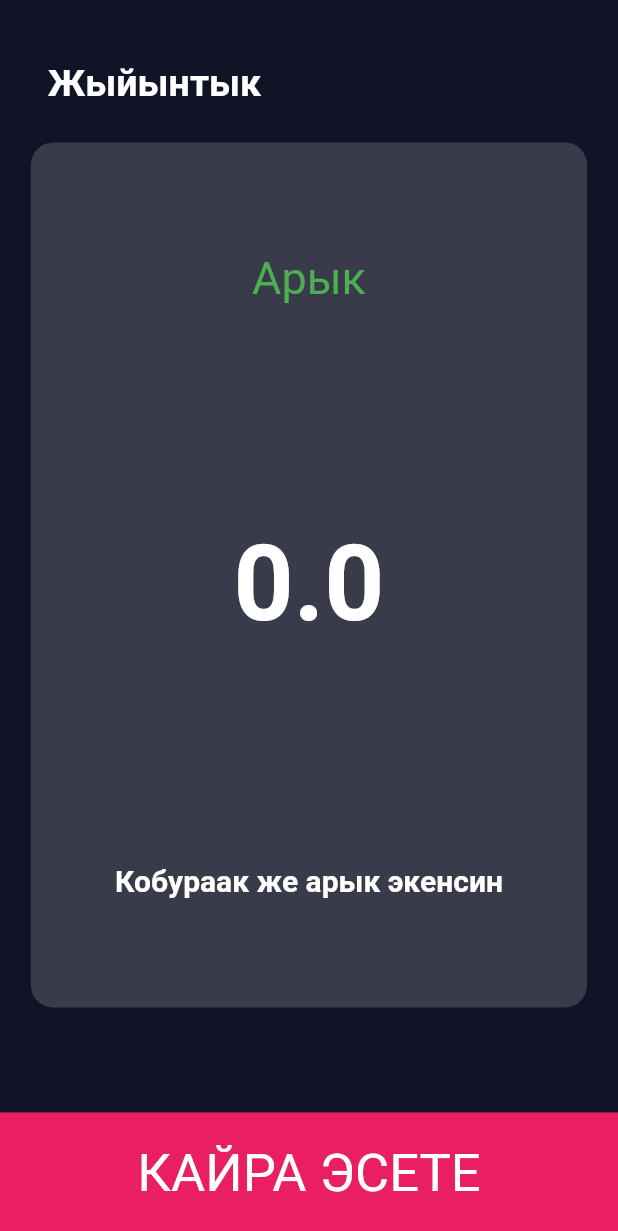
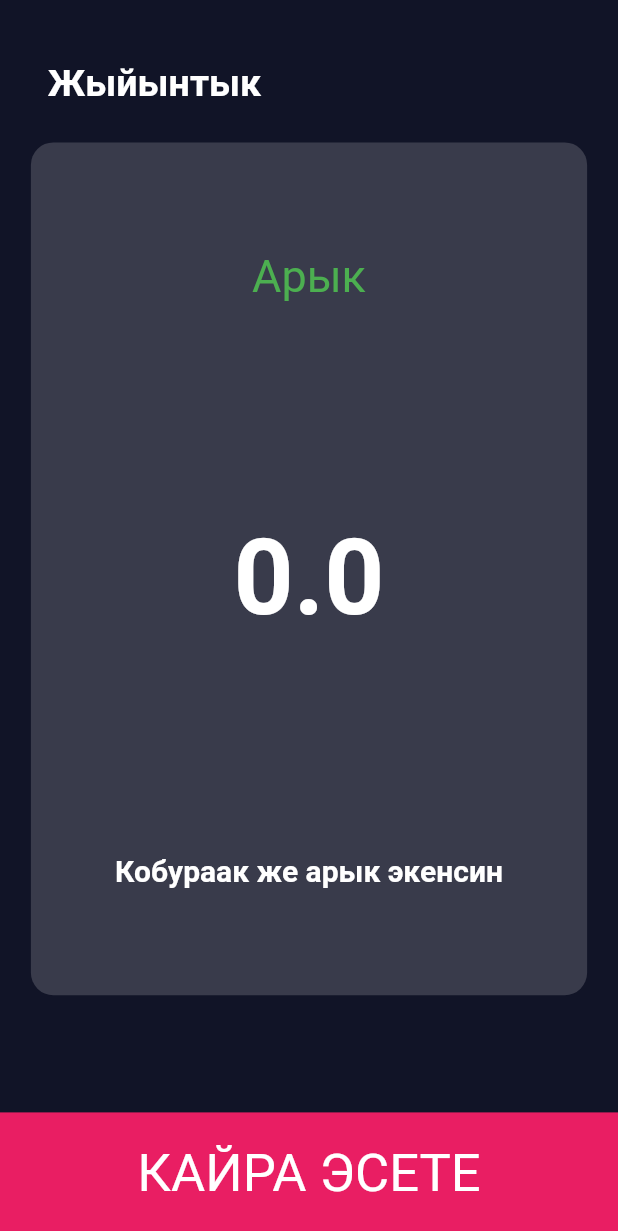
Before and after one commit to JanibekJali/Kurs-7---BMI, a Flutter app: the SecondScreen screen opened directly with empty values, on a phone screen of 412 x 824 dp. Shown: the top 1231 px of the screen. Run offline on Flutter 3.47's test engine with Material 2 defaults, Android fonts, the phone set to English and light mode, and no system bars; our stand-ins replace font_awesome_flutter.

Commit message:
result  page is sized

```diff
--- a/lib/pages/result_page.dart
+++ b/lib/pages/result_page.dart
@@ -28,7 +28,7 @@ class SecondScreen extends StatelessWidget {
                 padding:
                     EdgeInsets.symmetric(vertical: mediaQuery.height * 0.03),
                 child: SizedBox(
-                  height: mediaQuery.height * 0.7,
+                  height: mediaQuery.height * 0.69,
                   width: mediaQuery.width * 0.9,
                   child: CustomWidget(
                       widgetChild: Column(
```
